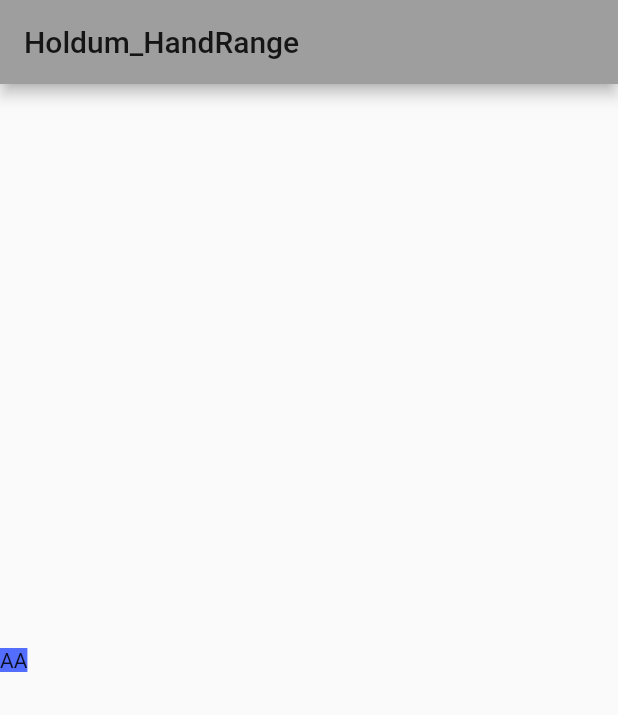
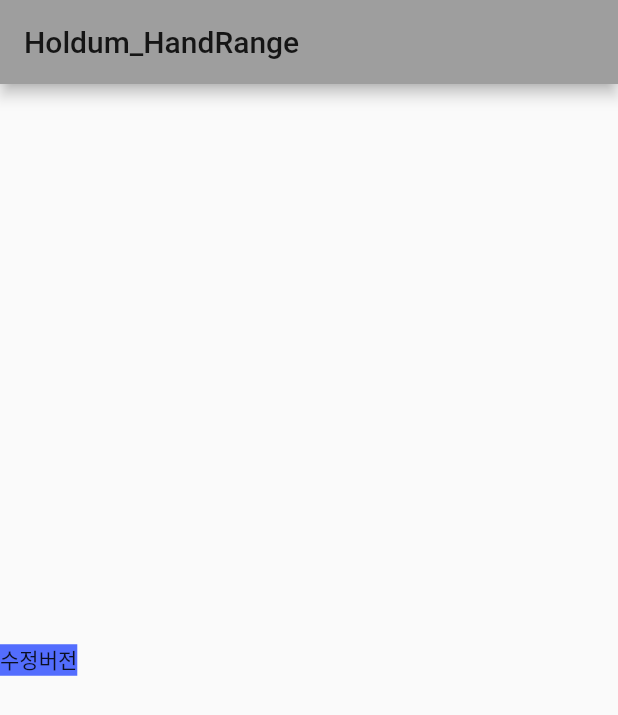
Before and after one commit to Jowooseok/Jowooseok-Flutter_Holdum_Handrange, a Flutter app: the screen it shows after launch, on a phone screen of 412 x 824 dp. Shown: the top 715 px of the screen. Run offline on Flutter 3.47's test engine with Material 2 defaults, Android fonts, the phone set to English and light mode, and no system bars.

Commit message:
저장용

```diff
--- a/flutter_app/lib/main.dart
+++ b/flutter_app/lib/main.dart
@@ -25,6 +25,8 @@ class MyHomePage extends StatefulWidget {
 }
 
 class _MyHomePageState extends State<MyHomePage> {
+  List<String> item = ['AA', 'KK', 'AK', 'AKs'];
+
   @override
   Widget build(BuildContext context) {
     return Scaffold(
@@ -38,9 +40,7 @@ class _MyHomePageState extends State<MyHomePage> {
             Row(
               children: [
                 Container(
-                  child: Text(
-                    'AA',
-                  ),
+                  child: Text('수정버전'),
                   color: Colors.indigoAccent,
                 ),
               ],
@@ -58,15 +58,8 @@ class Cards extends StatefulWidget {
 }
 
 class _CardsState extends State<Cards> {
-  List<String> item = ['AA', 'KK', 'AK', 'AKs'];
-
   @override
   Widget build(BuildContext context) {
-    return Container(
-      child: Text(
-        'AA',
-      ),
-      color: Colors.indigoAccent,
-    );
+    return Container();
   }
 }
```
